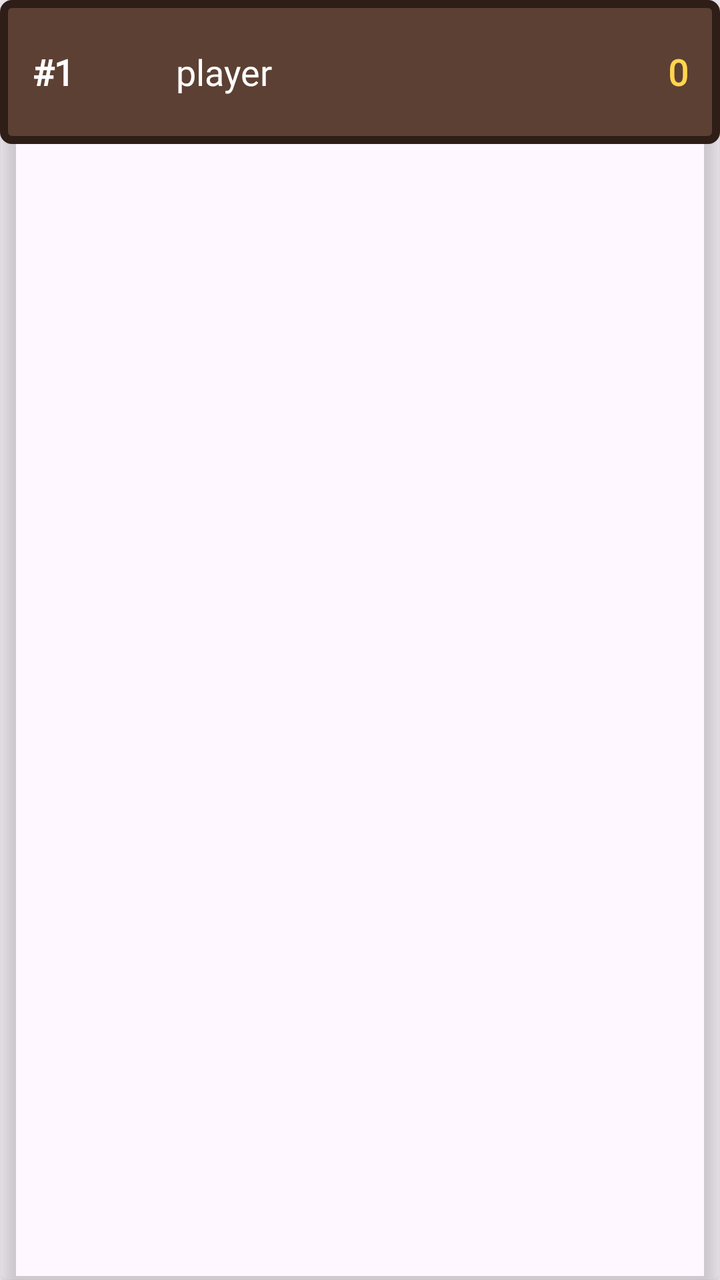
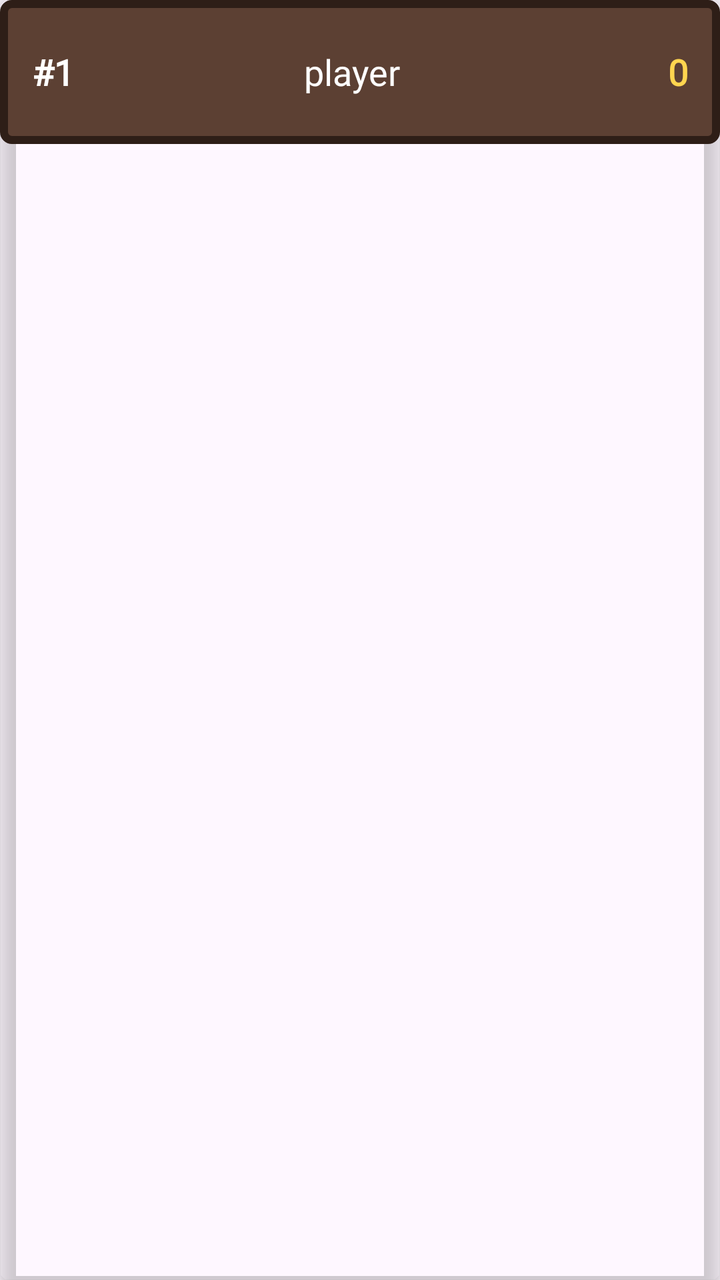

Screens rendered from an Android XML layout before and after an edit, with the pre-edit source and the edit as a unified diff.
<!-- AndroidManifest.xml: application theme Theme.Android_Proyecto -->
<!-- res/layout/item_leaderboard.xml -->
<?xml version="1.0" encoding="utf-8"?>
<androidx.cardview.widget.CardView xmlns:android="http://schemas.android.com/apk/res/android"
    xmlns:app="http://schemas.android.com/apk/res-auto"
    android:layout_width="match_parent"
    android:layout_height="wrap_content"
    android:layout_margin="10dp"
    app:cardCornerRadius="4dp"
    app:cardElevation="6dp"
    app:cardBackgroundColor="@android:color/transparent">

    <LinearLayout
        android:id="@+id/containerRow"
        android:layout_width="match_parent"
        android:layout_height="72dp"
        android:background="@drawable/bg_leaderboard_normal"
        android:orientation="horizontal"
        android:paddingStart="16dp"
        android:paddingEnd="16dp"
        android:gravity="center_vertical">

        <TextView
            android:id="@+id/tvRank"
            android:layout_width="72dp"
            android:layout_height="wrap_content"
            android:fontFamily="@font/pixel_font"
            android:text="#1"
            android:textColor="#FFFFFF"
            android:textStyle="bold"
            android:textSize="18sp" />

        <TextView
            android:id="@+id/tvUsername"
            android:layout_width="0dp"
            android:layout_height="wrap_content"
            android:layout_weight="1"
            android:fontFamily="@font/pixel_font"
            android:text="player"
            android:textColor="#FFFFFF"
            android:textSize="18sp" />

        <TextView
            android:id="@+id/tvTotal"
            android:layout_width="wrap_content"
            android:layout_height="wrap_content"
            android:fontFamily="@font/pixel_font"
            android:text="0"
            android:textColor="#FFD54F"
            android:textStyle="bold"
            android:textSize="18sp" />
    </LinearLayout>

</androidx.cardview.widget.CardView>
<!-- resources referenced by this layout -->
<resources>
  <!-- drawable bg_leaderboard_normal (drawable) -->
  <shape xmlns:android="http://schemas.android.com/apk/res/android">
      <solid android:color="#5C4033"/>
      <stroke android:width="4dp" android:color="#2E1E17"/>
      <corners android:radius="4dp"/>
  </shape>
  <style name="Theme.Android_Proyecto" parent="Base.Theme.Android_Proyecto" />
  <style name="Base.Theme.Android_Proyecto" parent="Theme.Material3.DayNight.NoActionBar">
          
          
      </style>
</resources>

<!-- the commit's change to res/layout/item_leaderboard.xml (unified diff, before → after) -->
@@ -28,6 +28,14 @@
             android:textStyle="bold"
             android:textSize="18sp" />
 
+        <ImageView
+            android:id="@+id/imgAvatar"
+            android:layout_width="64dp"
+            android:layout_height="64dp"
+            android:contentDescription="Avatar"
+            android:scaleType="centerCrop"
+            />
+
         <TextView
             android:id="@+id/tvUsername"
             android:layout_width="0dp"
